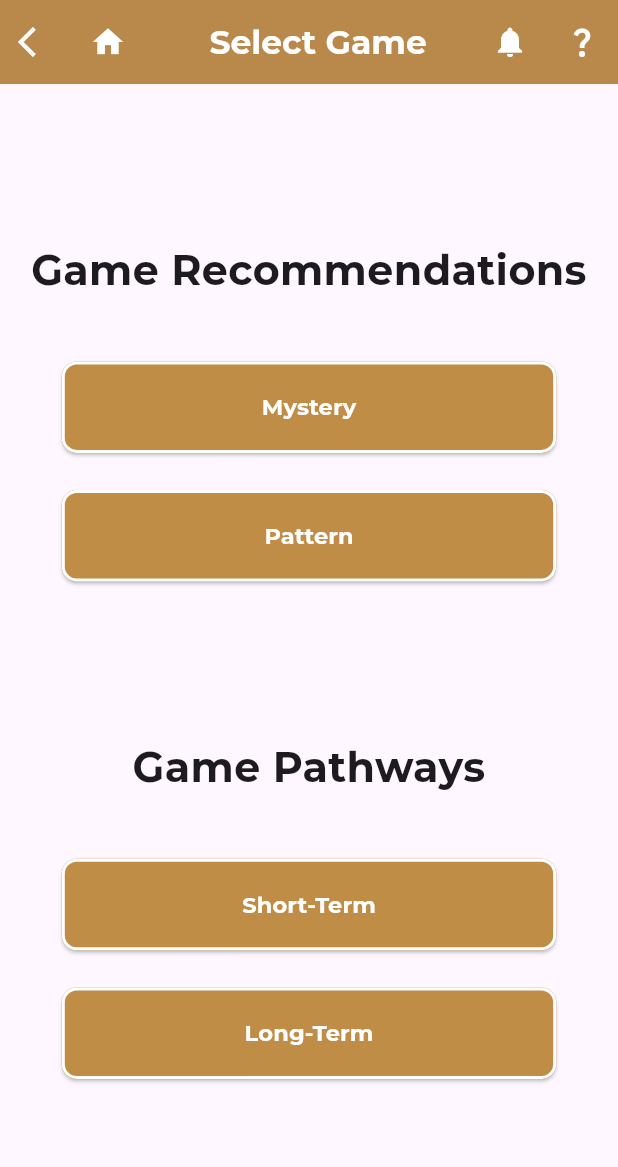
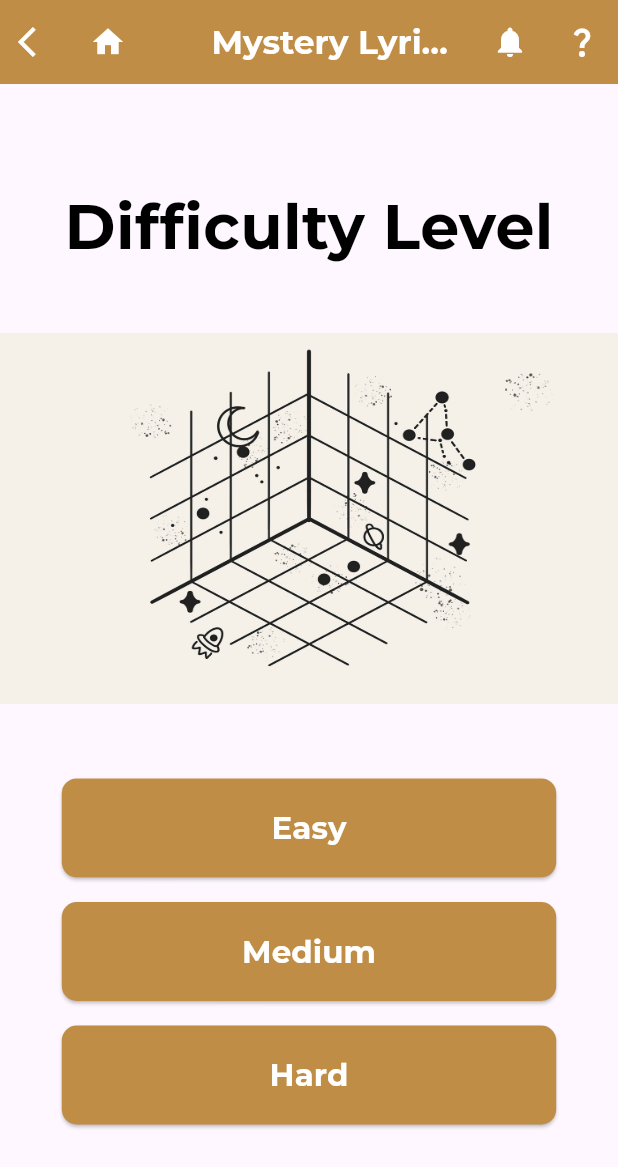
Before and after one commit to morpheus-30/momento, a Flutter app: the GamesRecommendationScreen screen opened by its route, after a tap on "Mystery", on a phone screen of 412 x 824 dp. Shown: the top 1167 px of the screen. Run offline on Flutter 3.47's test engine with Material 3 defaults, Android fonts, the light colour scheme and no system bars; our stand-ins replace sizer; missing offline and left inert: dart:ffi; project files that could hold a hidden picture were left out.

Commit message:
more changes

```diff
--- a/momento/lib/screens/Games/GamesRecommendations.dart
+++ b/momento/lib/screens/Games/GamesRecommendations.dart
@@ -1,5 +1,6 @@
 import 'package:flutter/material.dart';
 import 'package:momento/constants.dart';
+import 'package:momento/screens/Games/mystery%20lyrics/DifficultyScreen.dart';
 import 'package:momento/screens/Games/pattern/PatternLevel.dart';
 import 'package:momento/widgets/buttons/loginButton.dart';
 import 'package:sizer/sizer.dart';
@@ -81,14 +82,29 @@ class GamesRecommendationScreen extends StatelessWidget {
                 SizedBox(height: 5.h),
                 SizedBox(
                   width: 80.w,
-                  child: LoginButton(onPressed: () {}, text: "Mystery"),
+                  child: LoginButton(
+                      onPressed: () {
+                        Navigator.push(
+                            context,
+                            MaterialPageRoute(
+                                builder: (context) =>
+                                    MysteryDifficultyScreen()));
+                      },
+                      text: "Mystery"),
                 ),
-                SizedBox(height: 3.h,),
+                SizedBox(
+                  height: 3.h,
+                ),
                 SizedBox(
                   width: 80.w,
-                  child: LoginButton(onPressed: () {
-                    Navigator.push(context, MaterialPageRoute(builder: (context) => PatternLevelScreen() ));
-                  }, text: "Pattern"),
+                  child: LoginButton(
+                      onPressed: () {
+                        Navigator.push(
+                            context,
+                            MaterialPageRoute(
+                                builder: (context) => PatternLevelScreen()));
+                      },
+                      text: "Pattern"),
                 ),
               ],
             ),
@@ -106,7 +122,9 @@ class GamesRecommendationScreen extends StatelessWidget {
                   width: 80.w,
                   child: LoginButton(onPressed: () {}, text: "Short-Term"),
                 ),
-                SizedBox(height: 3.h,),
+                SizedBox(
+                  height: 3.h,
+                ),
                 SizedBox(
                   width: 80.w,
                   child: LoginButton(onPressed: () {}, text: "Long-Term"),
--- /dev/null
+++ b/momento/lib/screens/Games/mystery lyrics/DifficultyScreen.dart
@@ -0,0 +1,126 @@
+import 'package:flutter/material.dart';
+import 'package:momento/constants.dart';
+import 'package:momento/screens/Games/mystery%20lyrics/MusicSelectionScreen.dart';
+import 'package:momento/screens/Games/pattern/PatternGame.dart';
+import 'package:sizer/sizer.dart';
+
+class MysteryDifficultyScreen extends StatelessWidget {
+  const MysteryDifficultyScreen({super.key});
+
+  @override
+  Widget build(BuildContext context) {
+    return Scaffold(
+      appBar: AppBar(
+        actions: [
+          IconButton(
+              onPressed: () {},
+              icon: Icon(
+                Icons.notifications,
+                color: Colors.white,
+              )),
+          IconButton(
+            onPressed: () {
+              Navigator.pushNamed(context, '/Help');
+            },
+            icon: Icon(
+              Icons.question_mark,
+              color: Colors.white,
+            ),
+          ),
+        ],
+        elevation: 0,
+        leadingWidth: 30.w,
+        centerTitle: true,
+        title: Text(
+          "Mystery Lyrics",
+          textAlign: TextAlign.center,
+          style: TextStyle(
+            color: Colors.white,
+            fontFamily: "Montserrat",
+            fontWeight: FontWeight.bold,
+          ),
+        ),
+        backgroundColor: brown2,
+        leading: Row(
+          mainAxisAlignment: MainAxisAlignment.start,
+          children: [
+            IconButton(
+              icon: const Icon(
+                Icons.arrow_back_ios,
+                color: Colors.white,
+              ),
+              onPressed: () {
+                Navigator.pop(context);
+              },
+            ),
+            IconButton(
+              onPressed: () {
+                Navigator.popUntil(context, ModalRoute.withName('/home'));
+              },
+              icon: Icon(
+                Icons.home,
+                color: Colors.white,
+              ),
+            ),
+          ],
+        ),
+      ),
+      body: Center(
+        child: Column(
+          mainAxisAlignment: MainAxisAlignment.center,
+          children: [
+            Text("Difficulty Level",
+                style: TextStyle(
+                  fontSize: 30.sp,
+                  fontFamily: "Montserrat",
+                  fontWeight: FontWeight.bold,
+                  color: Colors.black,
+                )),
+            SizedBox(height: 5.h),
+            Container(
+              width: 100.w,
+              height: 30.h,
+              decoration: BoxDecoration(
+                image: DecorationImage(
+                  image: AssetImage("assets/images/difficulty.jpg"),
+                  fit: BoxFit.fill,
+                ),
+              ),
+            ),
+            SizedBox(height: 5.h),
+            ...["Easy", "Medium", "Hard"].map((level) {
+              return Padding(
+                padding: EdgeInsets.symmetric(vertical: 1.h),
+                child: ElevatedButton(
+                  onPressed: () {
+                    Navigator.push(
+                      context,
+                      MaterialPageRoute(
+                          builder: (context) => MusicSelectionScreen()),
+                    );
+                  },
+                  child: Text(
+                    level,
+                    style: TextStyle(
+                      fontSize: 15.sp,
+                      fontFamily: "Montserrat",
+                      fontWeight: FontWeight.bold,
+                      color: Colors.white,
+                    ),
+                  ),
+                  style: ElevatedButton.styleFrom(
+                    primary: brown2,
+                    shape: RoundedRectangleBorder(
+                      borderRadius: BorderRadius.circular(10),
+                    ),
+                    minimumSize: Size(80.w, 8.h),
+                  ),
+                ),
+              );
+            }).toList(),
+          ],
+        ),
+      ),
+    );
+  }
+}
--- a/momento/lib/screens/HomeScreen.dart
+++ b/momento/lib/screens/HomeScreen.dart
@@ -60,7 +60,7 @@ class HomeScreen extends StatelessWidget {
             Column(
               children: [
                 ...["Games", "Resources", "High Score", "Profile", "My Coupons"]
-                    .map((e) => Column(
+                    .map((e) =>   Column(
                           children: [
                             SizedBox(
                               width: 80.w,
```
Also changed, not shown: momento/lib/screens/Games/mystery lyrics/MusicSelectionScreen.dart (added, +107 -0 lines), momento/lib/screens/MusicPreferences/ArtistScreen.dart (added, +118 -0 lines), momento/lib/screens/MusicPreferences/DecadeScreen.dart (added, +154 -0 lines), momento/lib/screens/MusicPreferences/GenreScreen.dart (added, +118 -0 lines), momento/lib/screens/MusicPreferences/MusicPreferences.dart (+12 -3 lines), momento/assets/images/Celine_dion.jpg (added), momento/assets/images/artist.jpg (added), momento/assets/images/decade.jpg (added).
